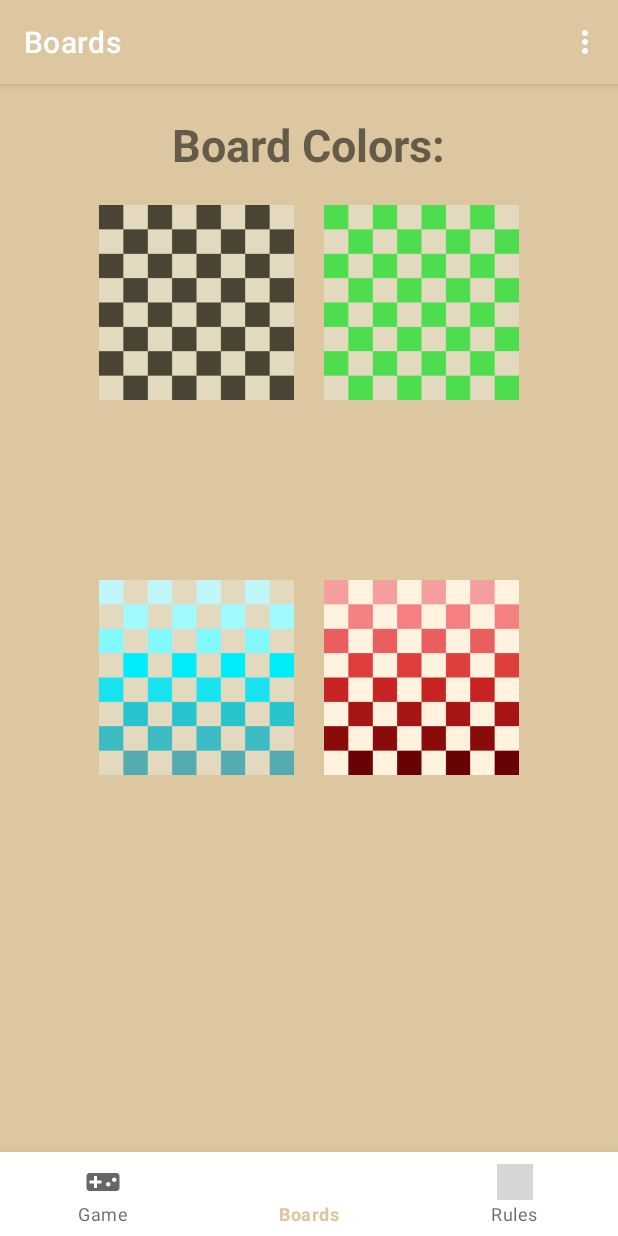
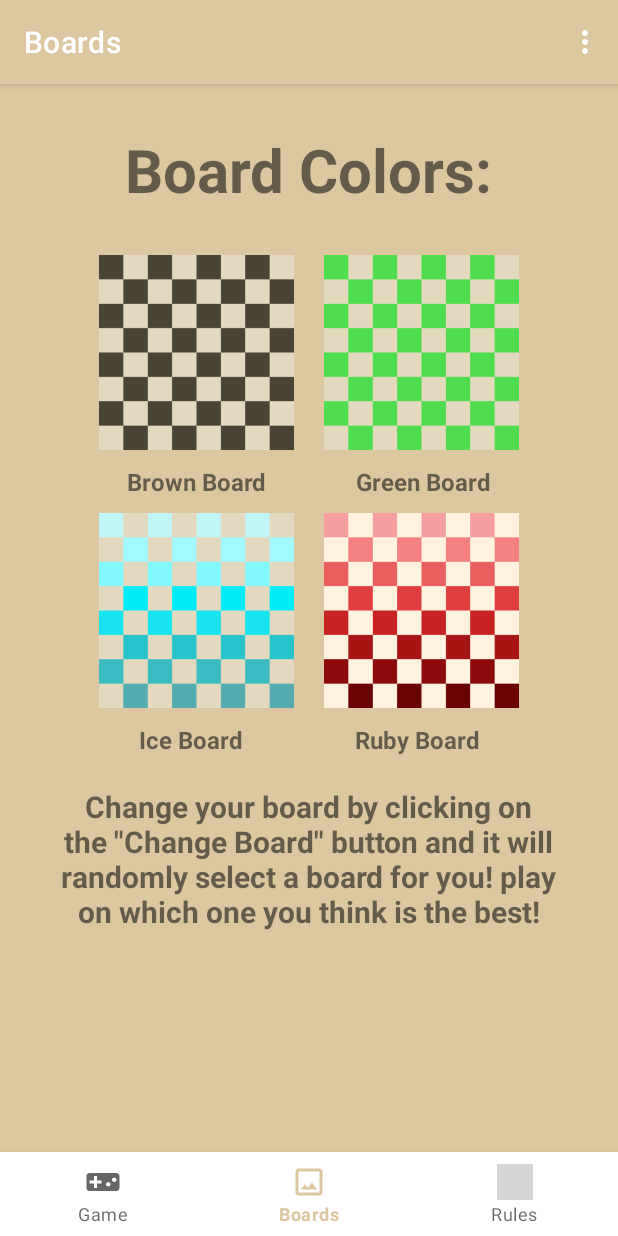
Before and after one commit to TheFadedOne/CoolCheckers, an Android app: the ShopFragment screen opened through its navigation route, on a phone screen of 412 x 824 dp. Run offline under Robolectric (Android 15) with nearby library versions, the light colour scheme and no system bars; our stand-ins replace navigation-ui; grey boxes are pictures that could not be loaded.

Commit message:
Added stuff
pls dont delete board_icon_nav its for the bottom menu it was gone for a sec huhu :(

```diff
--- /dev/null
+++ b/app/src/main/res/drawable/board_icon_nav.xml
@@ -0,0 +1,5 @@
+<vector android:height="24dp" android:tint="#000000"
+    android:viewportHeight="24" android:viewportWidth="24"
+    android:width="24dp" xmlns:android="http://schemas.android.com/apk/res/android">
+    <path android:fillColor="@android:color/white" android:pathData="M19,3L5,3c-1.1,0 -2,0.9 -2,2v14c0,1.1 0.9,2 2,2h14c1.1,0 2,-0.9 2,-2L21,5c0,-1.1 -0.9,-2 -2,-2zM19,19L5,19L5,5h14v14zM13.96,12.29l-2.75,3.54 -1.96,-2.36L6.5,17h11l-3.54,-4.71z"/>
+</vector>
--- a/app/src/main/res/layout/fragment_game.xml
+++ b/app/src/main/res/layout/fragment_game.xml
@@ -13,7 +13,7 @@
         android:id="@+id/changeBoardButton"
         android:layout_width="wrap_content"
         android:layout_height="wrap_content"
-        android:text="change board"
+        android:text="@string/changeBoardButton"
         app:layout_constraintBottom_toBottomOf="parent"
         app:layout_constraintLeft_toLeftOf="parent"
         app:layout_constraintRight_toRightOf="parent"
--- a/app/src/main/res/layout/fragment_shop.xml
+++ b/app/src/main/res/layout/fragment_shop.xml
@@ -11,14 +11,16 @@
         android:layout_width="wrap_content"
         android:layout_height="wrap_content"
         android:text="@string/change_color"
-        android:textSize="30sp"
+        android:textSize="40sp"
         android:textStyle="bold"
-        android:layout_marginBottom="10dp"
+        android:paddingTop="10dp"
+        android:paddingBottom="10dp"
         android:layout_gravity="center" />
 
     <LinearLayout
         android:layout_width="wrap_content"
-        android:layout_height="250dp"
+        android:layout_height="wrap_content"
+        android:paddingTop="10dp"
         android:layout_gravity="center">
 
         <ImageView
@@ -34,6 +36,30 @@
             android:src="@drawable/checkerboardgreen"
             android:padding="10dp">
         </ImageView>
+
+    </LinearLayout>
+
+    <LinearLayout
+        android:layout_width="wrap_content"
+        android:layout_height="wrap_content"
+        android:layout_gravity="center"
+        android:orientation="horizontal">
+
+        <TextView
+            android:layout_width="wrap_content"
+            android:layout_height="wrap_content"
+            android:text="@string/board1"
+            android:paddingLeft="30dp"
+            android:paddingRight="30dp"
+            style="@style/shop_text"/>
+
+        <TextView
+            android:layout_width="wrap_content"
+            android:layout_height="wrap_content"
+            android:text="@string/board2"
+            android:paddingLeft="30dp"
+            android:paddingRight="30dp"
+            style="@style/shop_text"/>
 
     </LinearLayout>
 
@@ -58,4 +84,39 @@
 
     </LinearLayout>
 
+    <LinearLayout
+        android:layout_width="wrap_content"
+        android:layout_height="wrap_content"
+        android:layout_gravity="center"
+        android:orientation="horizontal">
+
+        <TextView
+            android:layout_width="wrap_content"
+            android:layout_height="wrap_content"
+            android:text="@string/board3"
+            android:paddingLeft="30dp"
+            android:paddingRight="30dp"
+            style="@style/shop_text"/>
+
+        <TextView
+            android:layout_width="wrap_content"
+            android:layout_height="wrap_content"
+            android:text="@string/board4"
+            android:paddingLeft="45dp"
+            android:paddingRight="30dp"
+            style="@style/shop_text"/>
+
+    </LinearLayout>
+
+    <TextView
+        android:id="@+id/change_board_instruction"
+        android:layout_width="346dp"
+        android:layout_height="146dp"
+        android:layout_gravity="center"
+        android:paddingTop="20dp"
+        android:text="@string/cb_instructions"
+        android:textSize="20sp"
+        android:textStyle="bold"
+        android:textAlignment="center"/>
+
 </LinearLayout>
--- a/app/src/main/res/menu/bottom_nav_menu.xml
+++ b/app/src/main/res/menu/bottom_nav_menu.xml
@@ -7,6 +7,7 @@
 
     <item
         android:id="@+id/navigation_shop"
+        android:icon="@drawable/board_icon_nav"
         android:title="@string/boards" />
 
     <item
--- a/app/src/main/res/values/strings.xml
+++ b/app/src/main/res/values/strings.xml
@@ -14,6 +14,7 @@
     <string name="board2">Green Board</string>
     <string name="board3">Ice Board</string>
     <string name="board4">Ruby Board</string>
+    <string name="cb_instructions">Change your board by clicking on the \"Change Board\" button and it will randomly select a board for you! play on which one you think is the best!</string>
 
     //for rules
     <string name="rules">How to play:</string>
@@ -35,4 +36,7 @@
     //test
     <string name="testToast">You clicked the button!</string>
 
+    //changeBoard
+    <string name="changeBoardButton">Change Board</string>
+
 </resources>
--- a/app/src/main/res/values/themes.xml
+++ b/app/src/main/res/values/themes.xml
@@ -20,7 +20,7 @@
         <item name="android:layout_height">45dp</item>
     </style>
 
-    //for shop
+    //for board frag
     <style name="shop_text">
         <item name="android:textSize">16sp</item>
         <item name="android:textAlignment">center</item>
```
